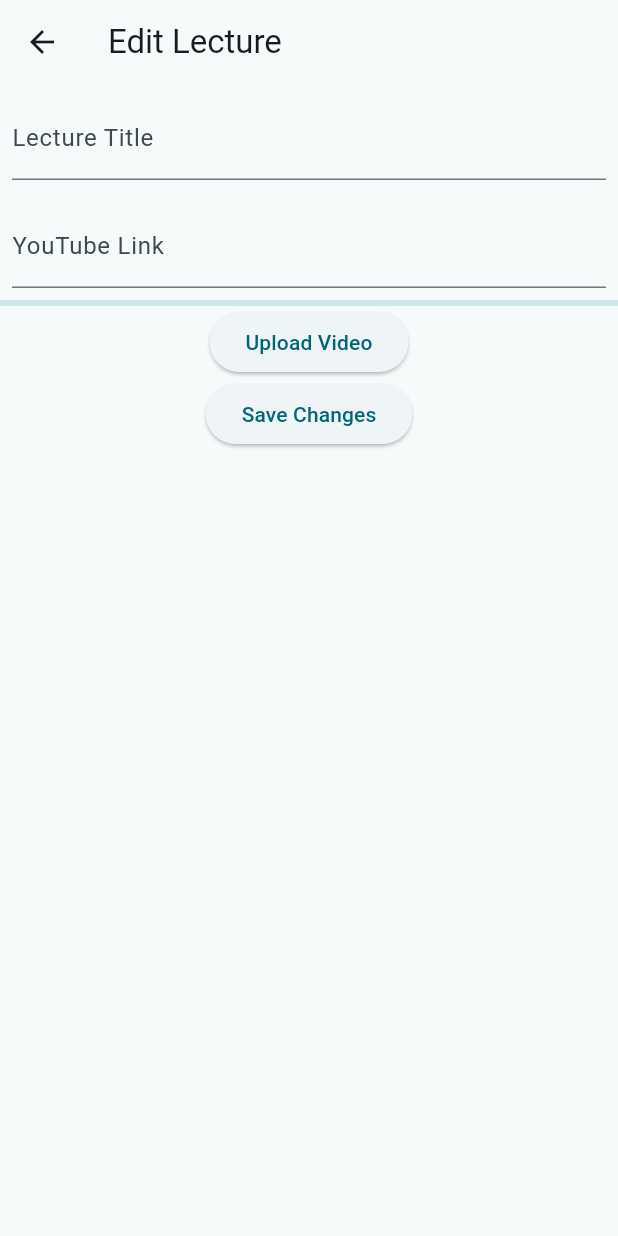
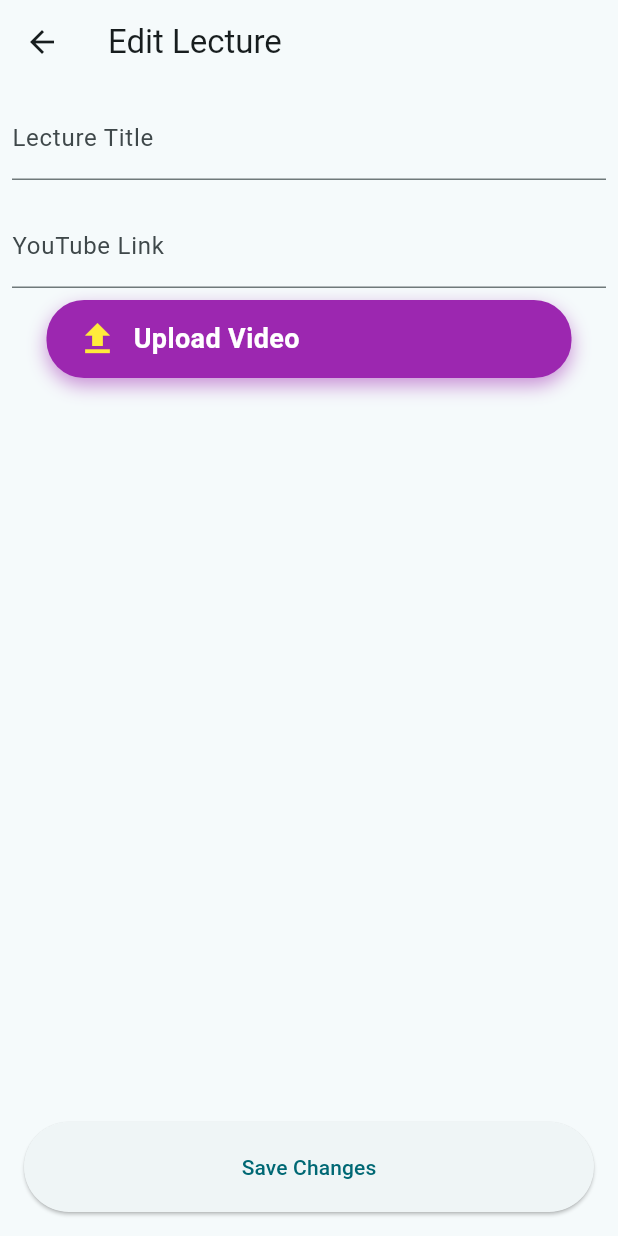
Before and after one commit to Techchauhan/academyTeacher, a Flutter app: the EditLecturePage screen opened directly with empty values, on a phone screen of 412 x 824 dp. Run offline on Flutter 3.47's test engine with Material 2 defaults, Android fonts, the light colour scheme and no system bars; our stand-ins replace cloud_firestore, firebase_auth, firebase_core, firebase_database, firebase_storage, flutter_speed_dial and 3 more; accounts and stored records are empty; network calls fail.

Commit message:
Add the Sticky button at the bottom of the Screen.
If the Video is Already added on the server or user click on the upload Video. As the user click on upload Video the orl URL Video get deleted automatically.

```diff
--- a/lib/course/EditCourse/editLecture.dart
+++ b/lib/course/EditCourse/editLecture.dart
@@ -1,3 +1,5 @@
+import 'package:academyteacher/widgits/animatedButton2.dart';
+import 'package:academyteacher/widgits/customProgressIndicator.dart';
 import 'package:firebase_database/firebase_database.dart';
 import 'package:flutter/material.dart';
 import 'package:image_picker/image_picker.dart';
@@ -27,6 +29,8 @@ class _EditLecturePageState extends State<EditLecturePage> {
 
   double _uploadProgress = 0.0;
   late TextEditingController lectureTitleController;
+  late TextEditingController videoUrlController;
+
 
   String lectureTitle = '';
   String videoUrl = '';
@@ -36,7 +40,7 @@ class _EditLecturePageState extends State<EditLecturePage> {
     super.initState();
     _fetchLectureTitle(); // Fetch the lecture title when the page loads
     lectureTitleController = TextEditingController(text: widget.oldLectureTitle);
-    videoUrl = widget.oldVideoUrl;
+    videoUrlController = TextEditingController(text: widget.oldVideoUrl);
   }
 
   void _fetchLectureTitle() async {
@@ -56,6 +60,8 @@ class _EditLecturePageState extends State<EditLecturePage> {
       setState(() {
         lectureTitle = (snapshot.snapshot.value as Map<dynamic, dynamic>)['title'] ?? '';
         lectureTitleController.text = lectureTitle;
+        lectureTitle = (snapshot.snapshot.value as Map<dynamic, dynamic>)['videoUrl'] ?? ''; // Assign to videoUrl variable
+        videoUrlController.text = videoUrl; // Update the video URL in the controller
       });
     }
   }
@@ -84,33 +90,38 @@ class _EditLecturePageState extends State<EditLecturePage> {
             padding: const EdgeInsets.all(8.0),
             child: TextField(
               decoration: const InputDecoration(labelText: 'YouTube Link'),
-              controller: TextEditingController(text: videoUrl),
+              controller:  videoUrlController,
               readOnly: true,
             ),
           ),
-          LinearProgressIndicator(
-            value: _uploadProgress,
-            semanticsLabel: 'Upload Progress',
-          ),
-          ElevatedButton(
-            onPressed: () {
-              _pickAndUploadVideo();
-            },
-            child: const Text('Upload Video'),
-          ),
-          ElevatedButton(
-            onPressed: () {
-              _updateLecture();
-            },
-            child: const Text('Save Changes'),
-          ),
+          _uploadProgress > 0 ? CustomProgressIndicator(_uploadProgress) : const SizedBox(),
+
+          AnimateButton2(onPress: (){
+            _pickAndUploadVideo();
+          }, ),
+
+          Padding( padding: const EdgeInsets.all(16.0), // Adjust the padding as needed
+            child: SizedBox(
+              width:   MediaQuery.of(context).size.width - 32.0,
+            ),),
+
+          // ElevatedButton(
+          //   onPressed: () {
+          //     _updateLecture();
+          //   },
+          //   child: const Text('Save Changes'),
+          // ), //old Button
         ],
       ),
+      floatingActionButton: MyStickyButton(onPress: (){
+        _updateLecture();
+      },  ),
     );
   }
 
   void _updateLecture() async {
     String newLectureTitle = lectureTitleController.text;
+
 
     FirebaseDatabase.instance
         .reference()
@@ -132,6 +143,14 @@ class _EditLecturePageState extends State<EditLecturePage> {
     final XFile? pickedVideo =
     await ImagePicker().pickVideo(source: ImageSource.gallery);
 
+
+    //Code for Deleting the Old Video if the user selected the new video.
+    if (videoUrl != widget.oldVideoUrl) {
+      firebase_storage.Reference oldVideoRef =
+      firebase_storage.FirebaseStorage.instance.refFromURL(videoUrlController.text);
+      await oldVideoRef.delete();
+    }
+
     if (pickedVideo != null) {
       String videoPath =
           'videos/${widget.courseId}/${widget.chapterId}/${widget.lectureId}/${pickedVideo.name}';
@@ -151,6 +170,7 @@ class _EditLecturePageState extends State<EditLecturePage> {
         String downloadUrl = await storageRef.getDownloadURL();
         setState(() {
           videoUrl = downloadUrl;
+          videoUrlController.text = videoUrl;
           _uploadProgress = 0.0; // Reset progress indicator
         });
 
@@ -161,3 +181,30 @@ class _EditLecturePageState extends State<EditLecturePage> {
     }
   }
 }
+
+
+class MyStickyButton extends StatelessWidget {
+  final VoidCallback? onPress;
+  final String? title;
+
+  const MyStickyButton({super.key, this.onPress, this.title});
+
+
+  @override
+  Widget build(BuildContext context) {
+
+    double buttonWidth = MediaQuery.of(context).size.width - 32.0; // Adjust the padding as needed
+
+    return Padding(
+      padding: const EdgeInsets.only(left: 10), // Adjust the padding as needed
+      child: SizedBox(
+        width: buttonWidth,
+        height: 60,
+        child: ElevatedButton(
+          onPressed: onPress,
+          child: const Text('Save Changes'),
+        ),
+      ),
+    );
+  }
+}
--- /dev/null
+++ b/lib/widgits/animatedButton2.dart
@@ -0,0 +1,99 @@
+import 'package:flutter/material.dart';
+
+class AnimateButton2 extends StatefulWidget {
+  final VoidCallback? onPress; // Callback function to handle button press
+
+  AnimateButton2({this.onPress});
+
+  @override
+  _AnimateButton2State createState() => _AnimateButton2State();
+}
+
+class _AnimateButton2State extends State<AnimateButton2>
+    with SingleTickerProviderStateMixin {
+  late AnimationController _animationController;
+  late Animation<double> _scaleAnimation;
+
+  @override
+  void initState() {
+    super.initState();
+    _animationController = AnimationController(
+      vsync: this,
+      duration: const Duration(milliseconds: 300),
+    );
+
+    _scaleAnimation = Tween<double>(begin: 1.0, end: 0.95).animate(
+      CurvedAnimation(
+        parent: _animationController,
+        curve: Curves.easeInOut,
+      ),
+    );
+
+    _animationController.addListener(() {
+      setState(() {});
+    });
+  }
+
+  @override
+  void dispose() {
+    _animationController.dispose();
+    super.dispose();
+  }
+
+  void _handleTap() {
+    widget.onPress?.call(); // Call the onPress callback if provided
+    _animationController.reverse();
+  }
+
+  @override
+  Widget build(BuildContext context) {
+    return GestureDetector(
+      onTapDown: (_) {
+        _animationController.forward();
+      },
+      onTapUp: (_) {
+        _handleTap();
+      },
+      onTapCancel: () {
+        _handleTap();
+      },
+      child: Transform.scale(
+        scale: _scaleAnimation.value,
+        child: Container(
+          width: 350, // Adjust the width as needed
+          padding: const EdgeInsets.symmetric(horizontal: 20, vertical: 12),
+          decoration: BoxDecoration(
+            color: Colors.purple,
+            borderRadius: BorderRadius.circular(25),
+            boxShadow: [
+              BoxShadow(
+                color: Colors.purple.withOpacity(0.5),
+                blurRadius: 10,
+                offset: const Offset(0, 5),
+              ),
+            ],
+          ),
+          child: const Row(
+            mainAxisSize: MainAxisSize.min,
+            children: [
+              Icon(
+                Icons.upload,
+                color: Colors.yellow,
+                size: 28,
+              ),
+              SizedBox(width: 10),
+              Text(
+                'Upload Video',
+                style: TextStyle(
+                  color: Colors.white,
+                  fontSize: 18,
+                  fontWeight: FontWeight.bold,
+                ),
+              ),
+            ],
+          ),
+        ),
+      ),
+    );
+  }
+}
```
Also changed, not shown: lib/widgits/customProgressIndicator.dart (added, +21 -0 lines).
